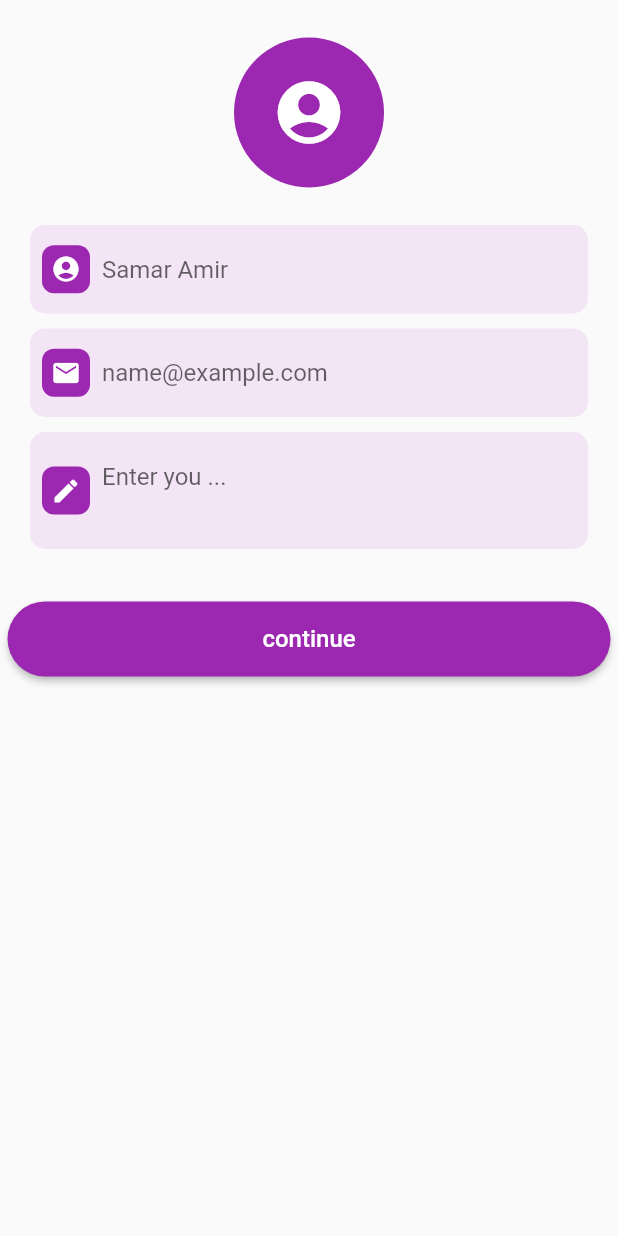
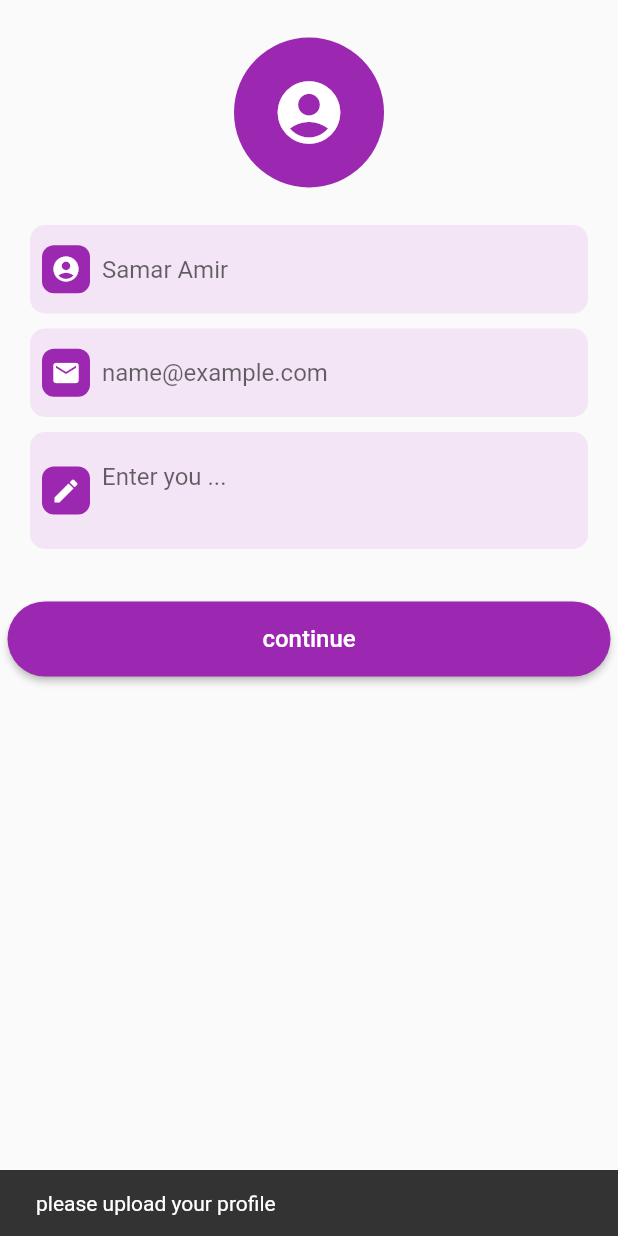
Before and after one commit to Samaramir/Phoneauth_Firebase, a Flutter app: the UserInformationScreen screen opened directly, after a tap on "continue", on a phone screen of 412 x 824 dp. Run offline on Flutter 3.47's test engine with Material 2 defaults, Android fonts, the phone set to English and light mode, and no system bars; our stand-ins replace cloud_firestore, country_picker, firebase_auth, firebase_core, firebase_storage, image_picker and 2 more; accounts and stored records are empty.

Commit message:
Samar change element and  Finish a project

```diff
--- a/lib/Screans/user_information.dart
+++ b/lib/Screans/user_information.dart
@@ -1,9 +1,9 @@
 import 'dart:io';
 
 import 'package:flutter/material.dart';
-import 'package:firebaseproject/provider/auth_provider.dart';
 import 'package:phoneauth_firebase/Screans/Home_screan.dart';
 import 'package:phoneauth_firebase/modiels/user_model.dart';
+import 'package:phoneauth_firebase/utils/utils.dart';
 import 'package:phoneauth_firebase/widgtes/custtom_button.dart';
 import 'package:provider/provider.dart';
 
@@ -52,7 +52,7 @@ class _UserInformationScreenState extends State<UserInformationScreen> {
         padding: const EdgeInsets.symmetric(vertical: 25, horizontal: 5.0),
         child: Center(
           child: Column(children: [
-            InkWell(onTap:()=> SelectImage(),
+            InkWell(onTap:()=>selectImage(),
               child: image == null ? const CircleAvatar(
                 backgroundColor: Colors.purple,
                 radius: 50,
@@ -99,7 +99,7 @@ class _UserInformationScreenState extends State<UserInformationScreen> {
                 ],
               ),
             ),
-            SizedBox(height: 20,),
+            const SizedBox(height: 20,),
             SizedBox(
               height: 50,
               width: MediaQuery.of(context).size.width * 90.0,
@@ -197,7 +197,7 @@ class _UserInformationScreenState extends State<UserInformationScreen> {
      );
    }
    else{
-     showSnackBar(context,"please upload your profile");
+      showScanBar(context, "please upload your profile");
 
    }
 
--- a/lib/provider/auth_provider.dart
+++ b/lib/provider/auth_provider.dart
@@ -3,7 +3,6 @@ import 'dart:io';
 import 'package:cloud_firestore/cloud_firestore.dart';
 import 'package:firebase_auth/firebase_auth.dart';
 import 'package:firebase_storage/firebase_storage.dart';
-import 'package:flutter/cupertino.dart';
 import 'package:flutter/material.dart';
 import 'package:phoneauth_firebase/Screans/otp_screen.dart';
 import 'package:phoneauth_firebase/modiels/user_model.dart';
@@ -95,7 +94,7 @@ class Authprovider extends ChangeNotifier {
       notifyListeners();
     }
     on FirebaseAuthException catch (e) {
-      showSnackBar(context, e.message.toString());
+      showScanBar(context, e.message.toString());
       _isLoading = false;
       notifyListeners();
     }
@@ -142,7 +141,7 @@ class Authprovider extends ChangeNotifier {
     }
     on FirebaseAuthException catch (e)
     {
-      showSnackBar(context, e.message.toString());
+      showScanBar(context,e.message.toString());
       _isLoading = false;
       notifyListeners();
   }
--- a/lib/utils/utils.dart
+++ b/lib/utils/utils.dart
@@ -9,14 +9,14 @@ void showScanBar(BuildContext context,String content){
 Future<File?>pickImage(BuildContext context)async{
   File? image;
   try{
-    final pickImage =await ImagePicker().pickImage(Source :ImageSource.gallery);
-    if(pickImage=null!){
+    final pickImage =await ImagePicker().pickImage(source: ImageSource.gallery);
+    if(pickImage!=null){
       image=File(pickImage.path);
     }
 
   }
   catch(e) {
-    showSnackBar(context, e.toString());
+    showScanBar(context, e.toString());
   }
    return image;
 }
```
Also changed, not shown: lib/Screans/otp_screen.dart (+5 -6 lines).
